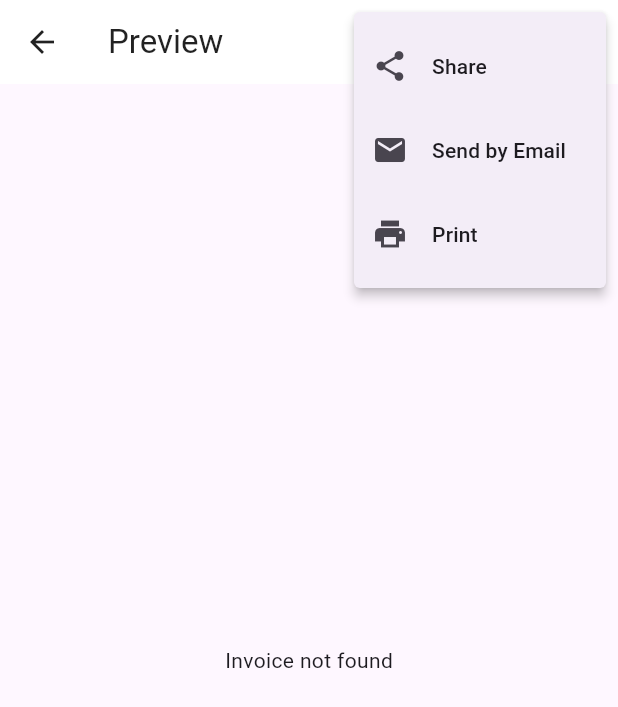
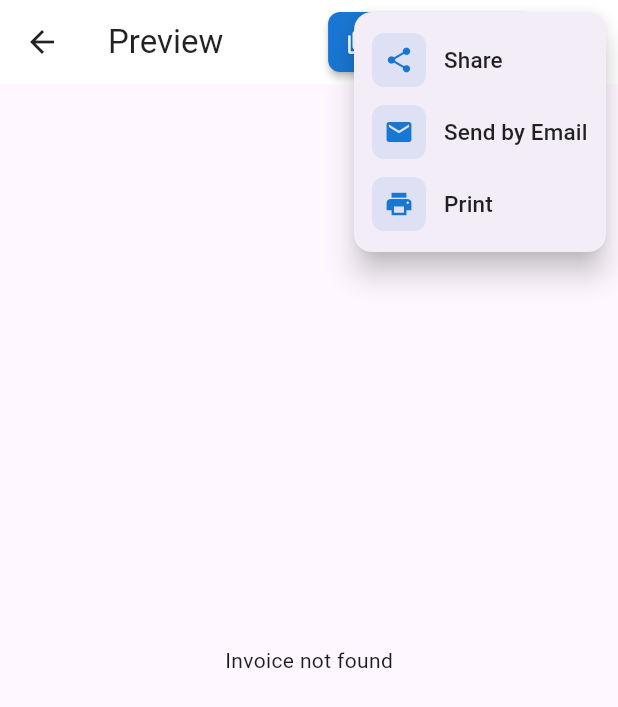
Before and after one commit to igorsoares0/invinv, a Flutter app: the InvoicePreviewScreen screen opened directly with empty values, after a tap on the "more vert" icon, on a phone screen of 412 x 824 dp. Shown: the top 707 px of the screen. Run offline on Flutter 3.47's test engine with Material 3 defaults, Android fonts, the phone set to English and light mode, and no system bars; our stand-ins replace equatable, flutter_bloc, flutter_form_builder, flutter_screenutil, form_builder_validators, go_router and 5 more; accounts and stored records are empty.

Commit message:
fix some ui issues in app

```diff
--- a/lib/features/invoices/screens/invoice_preview_screen.dart
+++ b/lib/features/invoices/screens/invoice_preview_screen.dart
@@ -81,42 +81,131 @@ class _InvoicePreviewScreenState extends State<InvoicePreviewScreen> {
         backgroundColor: Colors.white,
         foregroundColor: Colors.black87,
         actions: [
-          TextButton.icon(
+          Padding(
+            padding: const EdgeInsets.symmetric(horizontal: 8.0, vertical: 8.0),
+            child: ElevatedButton.icon(
               onPressed: _isGeneratingPdf ? null : () => _generatePDF(),
               icon: _isGeneratingPdf
                   ? const SizedBox(
                       width: 16,
                       height: 16,
-                    child: CircularProgressIndicator(strokeWidth: 2),
+                      child: CircularProgressIndicator(strokeWidth: 2, color: Colors.white),
                     )
-                : const Icon(Icons.picture_as_pdf),
-            label: Text(_isGeneratingPdf ? 'Generating...' : 'Generate PDF'),
+                  : const Icon(Icons.picture_as_pdf, size: 18),
+              label: Text(
+                _isGeneratingPdf ? 'Generating...' : 'Generate PDF',
+                style: const TextStyle(fontSize: 14),
+              ),
+              style: ElevatedButton.styleFrom(
+                padding: const EdgeInsets.symmetric(horizontal: 12, vertical: 8),
+                backgroundColor: const Color(0xFF1976D2),
+                foregroundColor: Colors.white,
+                elevation: 2,
+                shape: RoundedRectangleBorder(
+                  borderRadius: BorderRadius.circular(8),
+                ),
+              ),
+            ),
           ),
           PopupMenuButton<String>(
             onSelected: (value) => _handleMenuAction(value),
+            icon: const Icon(Icons.more_vert, color: Colors.black87),
+            shape: RoundedRectangleBorder(
+              borderRadius: BorderRadius.circular(12),
+            ),
+            elevation: 8,
             itemBuilder: (context) => [
-              const PopupMenuItem(
+              PopupMenuItem(
                 value: 'share',
-                child: ListTile(
-                  leading: Icon(Icons.share),
-                  title: Text('Share'),
-                  contentPadding: EdgeInsets.zero,
-                ),
-              ),
-              const PopupMenuItem(
+                child: Container(
+                  padding: const EdgeInsets.symmetric(vertical: 4),
+                  child: Row(
+                    children: [
+                      Container(
+                        padding: const EdgeInsets.all(8),
+                        decoration: BoxDecoration(
+                          color: const Color(0xFF1976D2).withOpacity(0.1),
+                          borderRadius: BorderRadius.circular(8),
+                        ),
+                        child: const Icon(
+                          Icons.share,
+                          color: Color(0xFF1976D2),
+                          size: 20,
+                        ),
+                      ),
+                      const SizedBox(width: 12),
+                      const Text(
+                        'Share',
+                        style: TextStyle(
+                          fontSize: 15,
+                          fontWeight: FontWeight.w500,
+                          color: Colors.black87,
+                        ),
+                      ),
+                    ],
+                  ),
+                ),
+              ),
+              PopupMenuItem(
                 value: 'email',
-                child: ListTile(
-                  leading: Icon(Icons.email),
-                  title: Text('Send by Email'),
-                  contentPadding: EdgeInsets.zero,
-                ),
-              ),
-              const PopupMenuItem(
+                child: Container(
+                  padding: const EdgeInsets.symmetric(vertical: 4),
+                  child: Row(
+                    children: [
+                      Container(
+                        padding: const EdgeInsets.all(8),
+                        decoration: BoxDecoration(
+                          color: const Color(0xFF1976D2).withOpacity(0.1),
+                          borderRadius: BorderRadius.circular(8),
+                        ),
+                        child: const Icon(
+                          Icons.email,
+                          color: Color(0xFF1976D2),
+                          size: 20,
+                        ),
+                      ),
+                      const SizedBox(width: 12),
+                      const Text(
+                        'Send by Email',
+                        style: TextStyle(
+                          fontSize: 15,
+                          fontWeight: FontWeight.w500,
+                          color: Colors.black87,
+                        ),
+                      ),
+                    ],
+                  ),
+                ),
+              ),
+              PopupMenuItem(
                 value: 'print',
-                child: ListTile(
-                  leading: Icon(Icons.print),
-                  title: Text('Print'),
-                  contentPadding: EdgeInsets.zero,
+                child: Container(
+                  padding: const EdgeInsets.symmetric(vertical: 4),
+                  child: Row(
+                    children: [
+                      Container(
+                        padding: const EdgeInsets.all(8),
+                        decoration: BoxDecoration(
+                          color: const Color(0xFF1976D2).withOpacity(0.1),
+                          borderRadius: BorderRadius.circular(8),
+                        ),
+                        child: const Icon(
+                          Icons.print,
+                          color: Color(0xFF1976D2),
+                          size: 20,
+                        ),
+                      ),
+                      const SizedBox(width: 12),
+                      const Text(
+                        'Print',
+                        style: TextStyle(
+                          fontSize: 15,
+                          fontWeight: FontWeight.w500,
+                          color: Colors.black87,
+                        ),
+                      ),
+                    ],
+                  ),
                 ),
               ),
             ],
```
Lines whose indentation alone changed are shown as unchanged.
